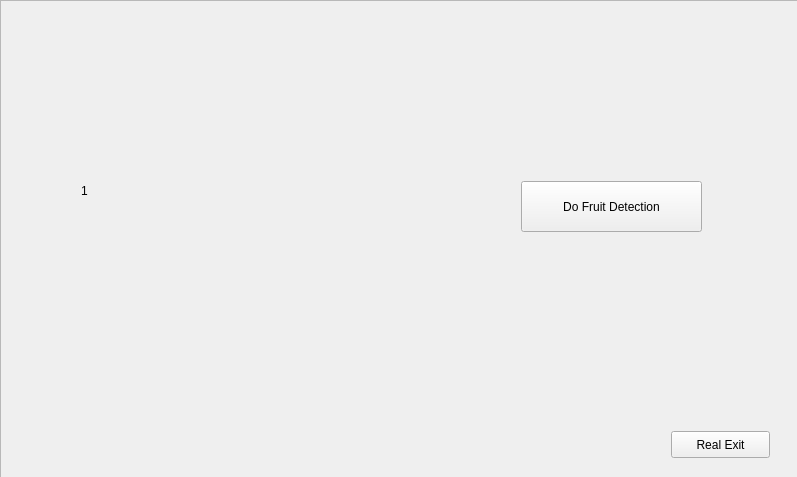
First picture: the form in GUI/mainwindow.ui, repository ExpressCook/ExpressCookMain, before the edit.
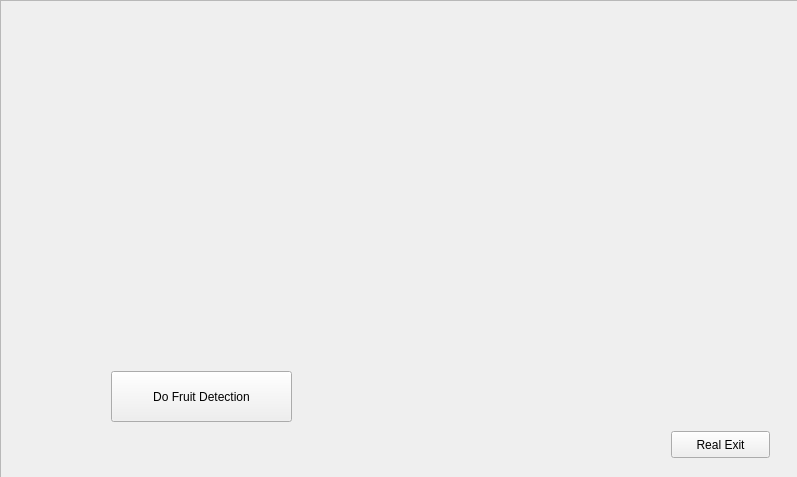
Second picture: the form after the edit. Icons and pictures are not drawn.

Patch:
```diff
--- a/GUI/mainwindow.ui
+++ b/GUI/mainwindow.ui
@@ -1700,10 +1700,10 @@
      <widget class="QLabel" name="cv_message">
       <property name="geometry">
        <rect>
-        <x>520</x>
-        <y>250</y>
-        <width>211</width>
-        <height>61</height>
+        <x>420</x>
+        <y>350</y>
+        <width>291</width>
+        <height>81</height>
        </rect>
       </property>
       <property name="text">
@@ -1713,8 +1713,8 @@
      <widget class="QPushButton" name="cv_do_detection">
       <property name="geometry">
        <rect>
-        <x>520</x>
-        <y>180</y>
+        <x>110</x>
+        <y>370</y>
         <width>181</width>
         <height>51</height>
        </rect>
@@ -1739,14 +1739,27 @@
      <widget class="QLabel" name="CV_label">
       <property name="geometry">
        <rect>
-        <x>80</x>
-        <y>70</y>
-        <width>360</width>
-        <height>240</height>
+        <x>110</x>
+        <y>40</y>
+        <width>261</width>
+        <height>301</height>
        </rect>
       </property>
       <property name="text">
-       <string>1</string>
+       <string/>
+      </property>
+     </widget>
+     <widget class="QLabel" name="CV_label_2">
+      <property name="geometry">
+       <rect>
+        <x>420</x>
+        <y>40</y>
+        <width>261</width>
+        <height>301</height>
+       </rect>
+      </property>
+      <property name="text">
+       <string/>
       </property>
      </widget>
     </widget>
```
